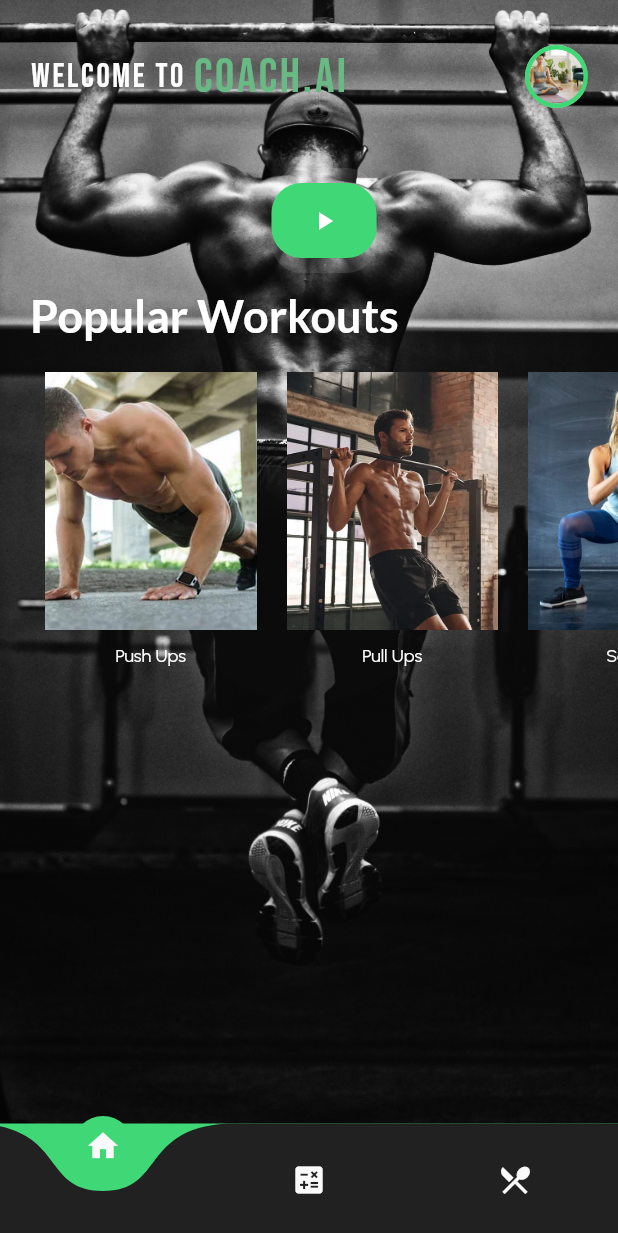
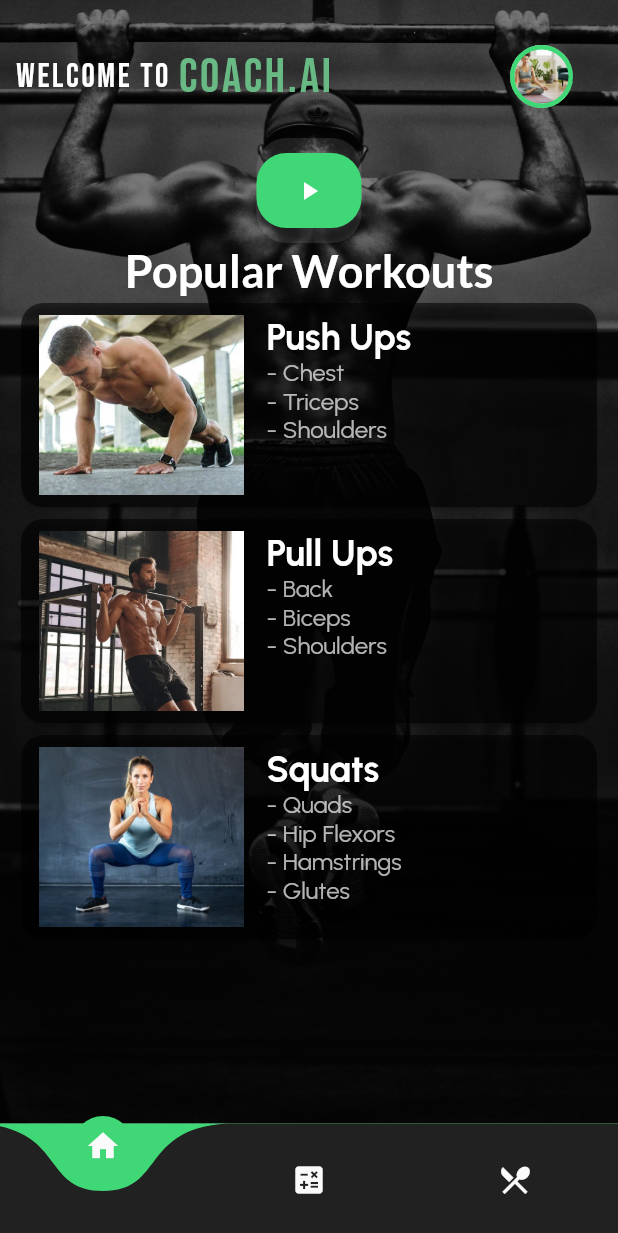
Before and after one commit to MohEsmail143/coach-ai, a Flutter app: the HomeViewScreen screen opened directly, on a phone screen of 412 x 824 dp. Shown: the top 1233 px of the screen. Run offline on Flutter 3.47's test engine with Material 2 defaults, Android fonts, the phone set to English and light mode, and no system bars; drawn by our look-alikes of curved_navigation_bar; our stand-ins replace camera, carousel_slider, cloud_firestore, firebase_auth, firebase_core, flutter_tts and 5 more; missing offline and left inert: tflite_flutter, tflite_flutter_helper; accounts and stored records are empty.

Commit message:
Added cards for exercises + minor bug fixes and refactoring

```diff
--- a/lib/main.dart
+++ b/lib/main.dart
@@ -25,6 +25,7 @@
       debugShowCheckedModeBanner: false,
       title: 'Coach.ai',
       theme: ThemeData(
+        // brightness: Brightness.dark,
         textTheme: GoogleFonts.urbanistTextTheme(),
         primarySwatch: Colors.blue,
       ),
@@ -35,7 +36,7 @@
             return const HomeScreen();
           } else {
             return WelcomeScreen();
-            // return  IntroPage();
+            // return IntroPage();
           }
         },
       ),
--- a/lib/mode.dart
+++ /dev/null
@@ -1,7 +0,0 @@
-class Category {
-  final String imagUrl;
-  final String name;
-  final page;
-
-  Category({required this.imagUrl, required this.name, required this.page});
-}
--- a/lib/screens/home_view_screen.dart
+++ b/lib/screens/home_view_screen.dart
@@ -3,8 +3,7 @@
 import 'package:flutter/material.dart';
 import 'package:google_fonts/google_fonts.dart';
 import 'package:curved_navigation_bar/curved_navigation_bar.dart';
-import '../mode.dart';
-import '../profile.dart';
+import 'profile_screen.dart';
 import 'bmi/calculate_bmi.dart';
 import '../utils/exercise.dart';
 
@@ -20,25 +19,6 @@
   late PageController _pageController;
   late List<Widget> _screens;
 
-  /// Our available exercises
-  final List<Category> catego = [
-    Category(
-      imagUrl: pushUps.image,
-      name: pushUps.name,
-      page: ExerciseSelectionScreen(exercise: pushUps),
-    ),
-    Category(
-      imagUrl: pullUps.image,
-      name: pullUps.name,
-      page: ExerciseSelectionScreen(exercise: pullUps),
-    ),
-    Category(
-      imagUrl: squats.image,
-      name: squats.name,
-      page: ExerciseSelectionScreen(exercise: squats),
-    ),
-  ];
-
   void _onItemTapped(int index) {
     setState(() {
       _currentIndex = index;
@@ -53,7 +33,7 @@
   @override
   void initState() {
     _screens = [
-      HomeViewBody(catego: catego),
+      const HomeViewBody(),
       const BMI(),
       NutritionScreen(),
     ];
@@ -100,10 +80,7 @@
 class HomeViewBody extends StatelessWidget {
   const HomeViewBody({
     super.key,
-    required this.catego,
   });
-
-  final List<Category> catego;
 
   @override
   Widget build(BuildContext context) {
@@ -111,13 +88,17 @@
       width: double.infinity,
       height: double.infinity,
       decoration: const BoxDecoration(
+        color: Colors.black,
         image: DecorationImage(
-          image: AssetImage("assets/images/image3.jpg"),
+          opacity: 0.5,
+          image: AssetImage(
+            "assets/images/image3.jpg",
+          ),
           fit: BoxFit.cover,
         ),
       ),
       child: Padding(
-        padding: const EdgeInsets.only(top: 30.0, left: 20),
+        padding: const EdgeInsets.only(top: 30.0, left: 10, right: 10),
         child: Column(
           children: [
             Padding(
@@ -150,8 +131,8 @@
                       Navigator.push(
                         context,
                         MaterialPageRoute(
-                            builder: (context) =>
-                                const ProfilePage(userId: 'your_user_id_here')),
+                            builder: (context) => const ProfileScreen(
+                                userId: 'your_user_id_here')),
                       );
                     },
                     child: Container(
@@ -174,7 +155,7 @@
               ),
             ),
             Padding(
-              padding: const EdgeInsets.only(top: 40.0),
+              padding: const EdgeInsets.only(top: 20.0),
               child: Container(
                 width: 70,
                 height: 70,
@@ -265,7 +246,6 @@
               ),
             ),
             */
-
             /*
             Padding(
               padding: const EdgeInsets.only(top: 15),
@@ -320,10 +300,6 @@
               ),
             ),
             */
-            Padding(
-              padding: const EdgeInsets.only(top: 10),
-              child: Row(
-                children: [
             Text(
               "Popular Workouts",
               style: GoogleFonts.lato(
@@ -332,19 +308,37 @@
                 fontWeight: FontWeight.bold,
               ),
             ),
-                ],
+            ListView.builder(
+                shrinkWrap: true,
+                itemCount: availableExercises.length,
+                scrollDirection: Axis.vertical,
+                itemBuilder: (BuildContext context, index) {
+                  return GestureDetector(
+                    onTap: () {
+                      Navigator.push(
+                        context,
+                        MaterialPageRoute(
+                          builder: (context) => ExerciseSelectionScreen(
+                            exercise: availableExercises[index],
                           ),
                         ),
-            Padding(
-              padding: const EdgeInsets.only(top: 20),
-              // child: Container(
-              child: SizedBox(
-                width: double.infinity,
-                height: 200,
-                child: ListView.builder(
-                    itemCount: catego.length,
-                    scrollDirection: Axis.horizontal,
-                    itemBuilder: (BuildContext context, index) {
+                      );
+                    },
+                    child: Card(
+                      shape: RoundedRectangleBorder(
+                        borderRadius: BorderRadius.circular(15.0),
+                      ),
+                      color: Colors.black54,
+                      child: Padding(
+                        padding: const EdgeInsets.only(
+                            left: 12, right: 8, top: 8, bottom: 8),
+                        child: CustomListTile(
+                          exercise: availableExercises[index],
+                        ),
+                      ),
+                    ),
+                  );
+                  /*
                   return Padding(
                     padding: const EdgeInsets.symmetric(horizontal: 10.0),
                     child: Column(
@@ -381,12 +375,113 @@
                       ],
                     ),
                   );
-                    }),
-              ),
-            )
+                  */
+                })
           ],
         ),
       ),
     );
   }
 }
+
+class CustomListTile extends StatelessWidget {
+  final Exercise exercise;
+
+  const CustomListTile({
+    required this.exercise,
+    super.key,
+  });
+
+  @override
+  Widget build(BuildContext context) {
+    return SizedBox(
+      height: 120,
+      // padding: const EdgeInsets.all(4),
+      child: Row(children: [
+        Expanded(
+          flex: 9,
+          child: Container(
+            decoration: BoxDecoration(
+              image: DecorationImage(
+                image: AssetImage(exercise.image),
+                fit: BoxFit.cover,
+              ),
+            ),
+          ),
+        ),
+        const Spacer(
+          flex: 1,
+        ),
+        Expanded(
+          flex: 14,
+          child: Column(
+            crossAxisAlignment: CrossAxisAlignment.start,
+            // mainAxisAlignment: MainAxisAlignment.end,
+            children: <Widget>[
+              Text(
+                exercise.name,
+                style: const TextStyle(
+                  fontSize: 24.0,
+                  fontWeight: FontWeight.bold,
+                  color: Colors.white,
+                ),
+              ),
+              ListView.builder(
+                shrinkWrap: true,
+                physics: const NeverScrollableScrollPhysics(),
+                itemCount: exercise.targetedMuscles.length,
+                itemBuilder: (BuildContext context, int i) {
+                  return Text(
+                    "- ${exercise.targetedMuscles[i]}",
+                    style: const TextStyle(
+                      fontSize: 16,
+                      color: Colors.white70,
+                    ),
+                  );
+                },
+              ),
+            ],
+          ),
+        ),
+      ]),
+    );
+  }
+}
+
+
+// ListTile(
+//   // contentPadding: EdgeInsets.zero,
+//   leading: Container(
+//     height: 172,
+//     width: 141,
+//     decoration: BoxDecoration(
+//       image: DecorationImage(
+//         image: AssetImage(catego[index].imageUrl),
+//         fit: BoxFit.cover,
+//       ),
+//     ),
+//   ),
+//   title: Text(
+//     catego[index].name,
+//     style: const TextStyle(
+//       fontWeight: FontWeight.bold,
+//       fontSize: 24,
+//       color: Colors.white,
+//     ),
+//   ),
+//   subtitle: ListView.builder(
+//     shrinkWrap: true,
+//     physics: const NeverScrollableScrollPhysics(),
+//     itemCount:
+//         catego[index].exercise.targetedMuscles.length,
+//     itemBuilder: (BuildContext context, int i) {
+//       return Text(
+//         "- ${catego[index].exercise.targetedMuscles[i]}",
+//         style: const TextStyle(
+//           fontSize: 16,
+//           color: Colors.white70,
+//         ),
+//       );
+//     },
+//   ),
+// )
--- a/lib/utils/exercise.dart
+++ b/lib/utils/exercise.dart
@@ -22,7 +22,8 @@
   });
 }
 
-final Exercise pushUps = Exercise(
+final List<Exercise> availableExercises = [
+  Exercise(
     name: 'Push Ups',
     instructions: [
       'Start in a plank position with your arms straight and your hands shoulder-width apart.',
@@ -46,9 +47,8 @@
       "When you're done, go back to your phone and start you rest period",
       "If you want to, you can always just finish your set early and take your rest. Remember, exercise is supposed to be fun!",
     ],
-);
-
-final Exercise pullUps = Exercise(
+  ),
+  Exercise(
     name: 'Pull Ups',
     instructions: [
       'Start by grabbing the pull-up bar with your palms facing away from you and your hands shoulder-width apart.',
@@ -73,9 +73,8 @@
       "When you're done, go back to your phone and start you rest period",
       "If you want to, you can always just finish your set early and take your rest. Remember, exercise is supposed to be fun!",
     ],
-);
-
-final Exercise squats = Exercise(
+  ),
+  Exercise(
     name: 'Squats',
     instructions: [
       'Stand with your feet shoulder-width apart and your toes pointing slightly outward.',
@@ -89,7 +88,12 @@
     trackedKeypoint: kKeypointDict['nose'] as int,
     trackingDirection: 1,
     formCorrectnessModel: 'models/squat.tflite',
-  targetedMuscles: ['Quads', 'Hip Flexors', 'Hamstrings', 'Glutes'],
+    targetedMuscles: [
+      'Quads',
+      'Hip Flexors',
+      'Hamstrings',
+      'Glutes',
+    ],
     cameraInstructions: [
       "For this exercise, you need to place your phone in a portrait orientation.",
       "While exercising, your phone needs to be in a stable position (i.e. not move).",
@@ -100,7 +104,8 @@
       "When you're done, go back to your phone and start you rest period",
       "If you want to, you can always just finish your set early and take your rest. Remember, exercise is supposed to be fun!",
     ],
-);
+  )
+];
 
 /// MoveNet Keypoints constants
 const Map<String, int> kKeypointDict = {
```
Also changed, not shown: lib/screens/profile_screen.dart (renamed from lib/profile.dart, +33 -31 lines). Lines whose indentation alone changed are shown as unchanged.
